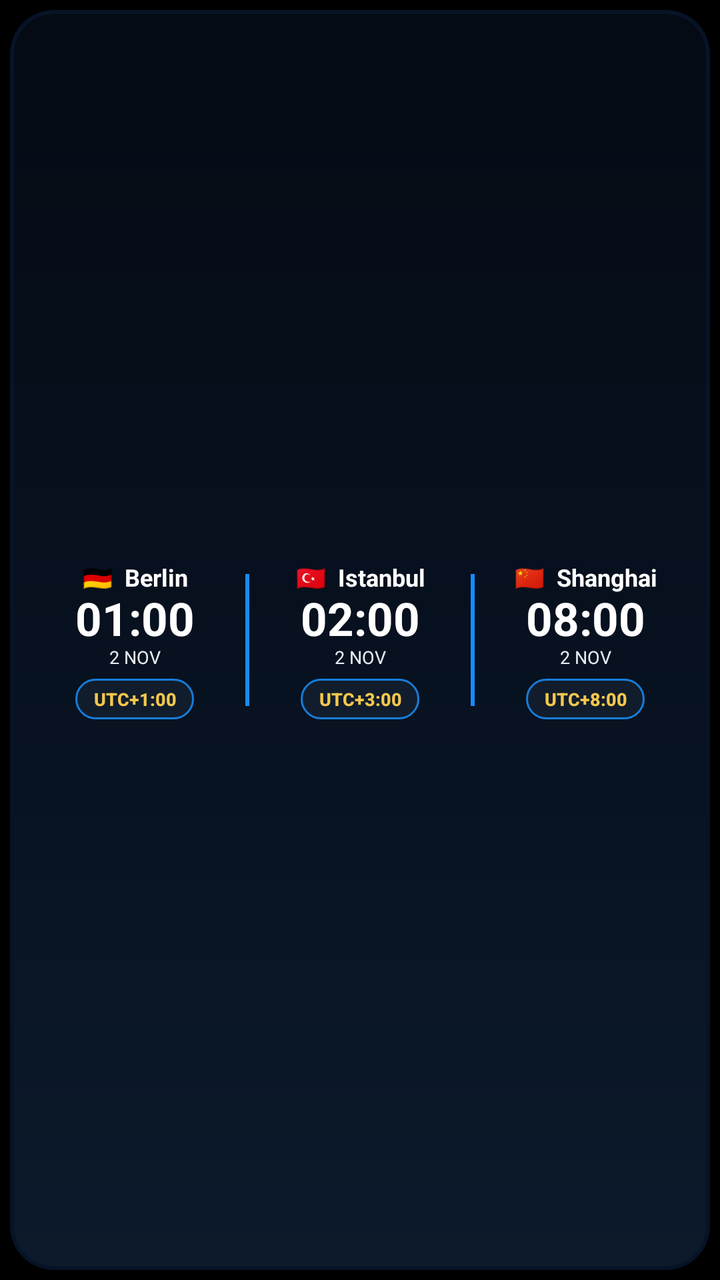
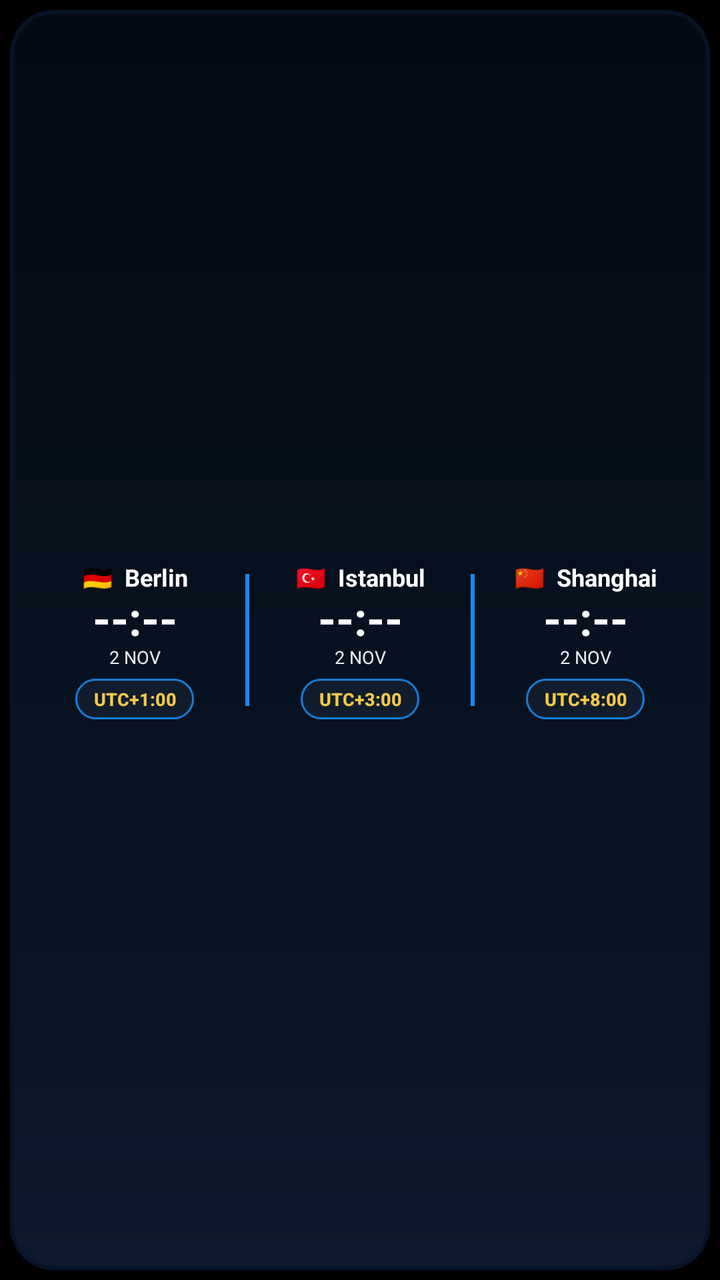

Screens rendered from an Android XML layout before and after an edit, with the pre-edit source and the edit as a unified diff.
<!-- AndroidManifest.xml: application theme android:Theme.Material.NoActionBar -->
<!-- res/layout/world_clock_widget.xml -->
<?xml version="1.0" encoding="utf-8"?>
<FrameLayout xmlns:android="http://schemas.android.com/apk/res/android"
    android:id="@+id/widget_root"
    android:layout_width="match_parent"
    android:layout_height="match_parent"
    android:background="#000000"
    android:padding="5dp">

    <LinearLayout
        android:layout_width="match_parent"
        android:layout_height="match_parent"
        android:orientation="horizontal"
        android:gravity="center"
        android:background="@drawable/widget_bg"
        android:paddingStart="7dp"
        android:paddingEnd="7dp"
        android:paddingTop="7dp"
        android:paddingBottom="7dp">

        <LinearLayout
            android:layout_width="0dp"
            android:layout_height="match_parent"
            android:layout_weight="1"
            android:orientation="vertical"
            android:gravity="center"
            android:paddingStart="2dp"
            android:paddingEnd="2dp">

            <TextView
                android:id="@+id/city_name_1"
                android:layout_width="match_parent"
                android:layout_height="wrap_content"
                android:text="🇩🇪  Berlin"
                android:textColor="#FFFFFF"
                android:textSize="12sp"
                android:textStyle="bold"
                android:fontFamily="sans-serif"
                android:gravity="center"
                android:maxLines="1"
                android:ellipsize="end" />

            <TextClock
                android:id="@+id/city_time_1"
                android:layout_width="match_parent"
                android:layout_height="wrap_content"
                android:timeZone="Europe/Berlin"
                android:format12Hour="HH:mm"
                android:format24Hour="HH:mm"
                android:textColor="#FFFFFF"
                android:textSize="23sp"
                android:textStyle="bold"
                android:fontFamily="sans-serif"
                android:gravity="center"
                android:includeFontPadding="false" />

            <TextView
                android:id="@+id/city_date_1"
                android:layout_width="match_parent"
                android:layout_height="wrap_content"
                android:text="2 NOV"
                android:textColor="#E5ECF5"
                android:textSize="9sp"
                android:fontFamily="sans-serif"
                android:gravity="center"
                android:includeFontPadding="false" />

            <TextView
                android:id="@+id/city_zone_1"
                android:layout_width="wrap_content"
                android:layout_height="wrap_content"
                android:layout_marginTop="5dp"
                android:background="@drawable/widget_utc_capsule"
                android:paddingStart="9dp"
                android:paddingEnd="9dp"
                android:paddingTop="4dp"
                android:paddingBottom="4dp"
                android:text="UTC+1:00"
                android:textColor="#F5C84C"
                android:textSize="9sp"
                android:textStyle="bold"
                android:fontFamily="sans-serif-medium"
                android:gravity="center"
                android:maxLines="1" />
        </LinearLayout>

        <TextView
            android:layout_width="2dp"
            android:layout_height="66dp"
            android:background="#168CFF"
            android:text="" />

        <LinearLayout
            android:layout_width="0dp"
            android:layout_height="match_parent"
            android:layout_weight="1"
            android:orientation="vertical"
            android:gravity="center"
            android:paddingStart="2dp"
            android:paddingEnd="2dp">

            <TextView
                android:id="@+id/city_name_2"
                android:layout_width="match_parent"
                android:layout_height="wrap_content"
                android:text="🇹🇷  Istanbul"
                android:textColor="#FFFFFF"
                android:textSize="12sp"
                android:textStyle="bold"
                android:fontFamily="sans-serif"
                android:gravity="center"
                android:maxLines="1"
                android:ellipsize="end" />

            <TextClock
                android:id="@+id/city_time_2"
                android:layout_width="match_parent"
                android:layout_height="wrap_content"
                android:timeZone="Europe/Istanbul"
                android:format12Hour="HH:mm"
                android:format24Hour="HH:mm"
                android:textColor="#FFFFFF"
                android:textSize="23sp"
                android:textStyle="bold"
                android:fontFamily="sans-serif"
                android:gravity="center"
                android:includeFontPadding="false" />

            <TextView
                android:id="@+id/city_date_2"
                android:layout_width="match_parent"
                android:layout_height="wrap_content"
                android:text="2 NOV"
                android:textColor="#E5ECF5"
                android:textSize="9sp"
                android:fontFamily="sans-serif"
                android:gravity="center"
                android:includeFontPadding="false" />

            <TextView
                android:id="@+id/city_zone_2"
                android:layout_width="wrap_content"
                android:layout_height="wrap_content"
                android:layout_marginTop="5dp"
                android:background="@drawable/widget_utc_capsule"
                android:paddingStart="9dp"
                android:paddingEnd="9dp"
                android:paddingTop="4dp"
                android:paddingBottom="4dp"
                android:text="UTC+3:00"
                android:textColor="#F5C84C"
                android:textSize="9sp"
                android:textStyle="bold"
                android:fontFamily="sans-serif-medium"
                android:gravity="center"
                android:maxLines="1" />
        </LinearLayout>

        <TextView
            android:layout_width="2dp"
            android:layout_height="66dp"
            android:background="#168CFF"
            android:text="" />

        <LinearLayout
            android:layout_width="0dp"
            android:layout_height="match_parent"
            android:layout_weight="1"
            android:orientation="vertical"
            android:gravity="center"
            android:paddingStart="2dp"
            android:paddingEnd="2dp">

            <TextView
                android:id="@+id/city_name_3"
                android:layout_width="match_parent"
                android:layout_height="wrap_content"
                android:text="🇨🇳  Shanghai"
                android:textColor="#FFFFFF"
                android:textSize="12sp"
                android:textStyle="bold"
                android:fontFamily="sans-serif"
                android:gravity="center"
                android:maxLines="1"
                android:ellipsize="end" />

            <TextClock
                android:id="@+id/city_time_3"
                android:layout_width="match_parent"
                android:layout_height="wrap_content"
                android:timeZone="Asia/Shanghai"
                android:format12Hour="HH:mm"
                android:format24Hour="HH:mm"
                android:textColor="#FFFFFF"
                android:textSize="23sp"
                android:textStyle="bold"
                android:fontFamily="sans-serif"
                android:gravity="center"
                android:includeFontPadding="false" />

            <TextView
                android:id="@+id/city_date_3"
                android:layout_width="match_parent"
                android:layout_height="wrap_content"
                android:text="2 NOV"
                android:textColor="#E5ECF5"
                android:textSize="9sp"
                android:fontFamily="sans-serif"
                android:gravity="center"
                android:includeFontPadding="false" />

            <TextView
                android:id="@+id/city_zone_3"
                android:layout_width="wrap_content"
                android:layout_height="wrap_content"
                android:layout_marginTop="5dp"
                android:background="@drawable/widget_utc_capsule"
                android:paddingStart="9dp"
                android:paddingEnd="9dp"
                android:paddingTop="4dp"
                android:paddingBottom="4dp"
                android:text="UTC+8:00"
                android:textColor="#F5C84C"
                android:textSize="9sp"
                android:textStyle="bold"
                android:fontFamily="sans-serif-medium"
                android:gravity="center"
                android:maxLines="1" />
        </LinearLayout>
    </LinearLayout>
</FrameLayout>
<!-- resources referenced by this layout -->
<resources>
  <!-- drawable widget_bg (drawable) -->
  <?xml version="1.0" encoding="utf-8"?>
  <layer-list xmlns:android="http://schemas.android.com/apk/res/android">
      <item>
          <shape android:shape="rectangle">
              <solid android:color="#071326" />
              <corners android:radius="22dp" />
          </shape>
      </item>
      <item android:left="2dp" android:top="2dp" android:right="2dp" android:bottom="2dp">
          <shape android:shape="rectangle">
              <gradient android:angle="90" android:startColor="#0C1A2B"
                  android:centerColor="#07111F" android:endColor="#050B14" />
              <corners android:radius="20dp" />
          </shape>
      </item>
  </layer-list>
  <!-- drawable widget_utc_capsule (drawable) -->
  <?xml version="1.0" encoding="utf-8"?>
  <shape xmlns:android="http://schemas.android.com/apk/res/android" android:shape="rectangle">
      <solid android:color="#111D2C" />
      <corners android:radius="10dp" />
      <stroke android:width="1dp" android:color="#167DDB" />
  </shape>
</resources>

<!-- the commit's change to res/layout/world_clock_widget.xml (unified diff, before → after) -->
@@ -39,13 +39,11 @@
                 android:maxLines="1"
                 android:ellipsize="end" />
 
-            <TextClock
+            <TextView
                 android:id="@+id/city_time_1"
                 android:layout_width="match_parent"
                 android:layout_height="wrap_content"
-                android:timeZone="Europe/Berlin"
-                android:format12Hour="HH:mm"
-                android:format24Hour="HH:mm"
+                android:text="--:--"
                 android:textColor="#FFFFFF"
                 android:textSize="23sp"
                 android:textStyle="bold"
@@ -111,13 +109,11 @@
                 android:maxLines="1"
                 android:ellipsize="end" />
 
-            <TextClock
+            <TextView
                 android:id="@+id/city_time_2"
                 android:layout_width="match_parent"
                 android:layout_height="wrap_content"
-                android:timeZone="Europe/Istanbul"
-                android:format12Hour="HH:mm"
-                android:format24Hour="HH:mm"
+                android:text="--:--"
                 android:textColor="#FFFFFF"
                 android:textSize="23sp"
                 android:textStyle="bold"
@@ -183,13 +179,11 @@
                 android:maxLines="1"
                 android:ellipsize="end" />
 
-            <TextClock
+            <TextView
                 android:id="@+id/city_time_3"
                 android:layout_width="match_parent"
                 android:layout_height="wrap_content"
-                android:timeZone="Asia/Shanghai"
-                android:format12Hour="HH:mm"
-                android:format24Hour="HH:mm"
+                android:text="--:--"
                 android:textColor="#FFFFFF"
                 android:textSize="23sp"
                 android:textStyle="bold"
